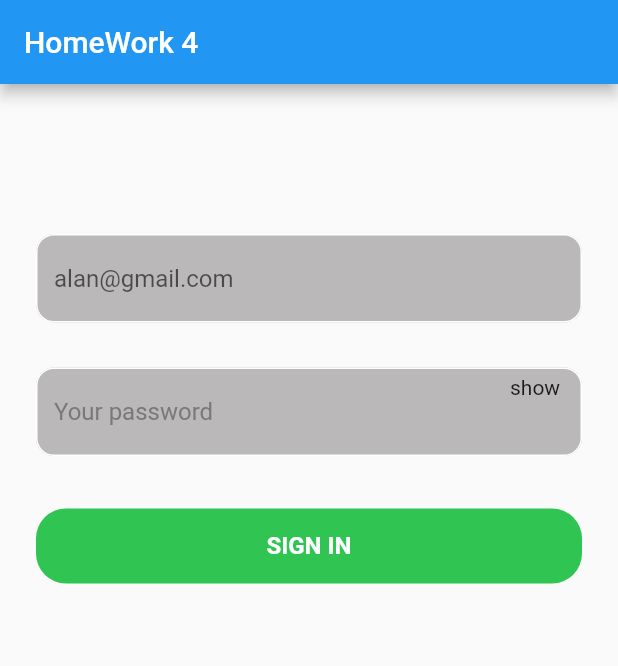
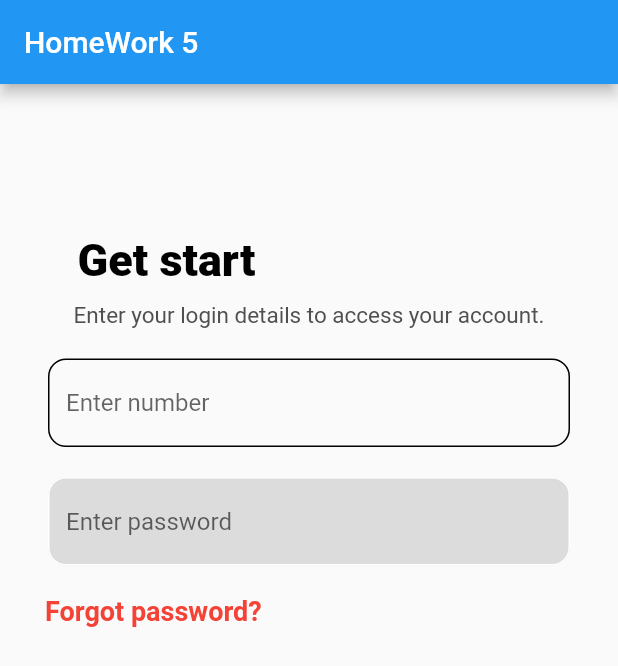
Before and after one commit to sardorergashaliyev/6-Homework, a Flutter app: the screen it shows after launch, on a phone screen of 412 x 824 dp. Shown: the top 666 px of the screen. Run offline on Flutter 3.47's test engine with Material 2 defaults, Android fonts, the phone set to English and light mode, and no system bars; Roboto replaces fonts that are missing (Sono, Times).

Commit message:
HomeWork 5

```diff
--- /dev/null
+++ b/lib/6.5.dart
@@ -0,0 +1,93 @@
+import 'package:flutter/material.dart';
+
+class Fifrh extends StatelessWidget {
+  const Fifrh({super.key});
+
+  @override
+  Widget build(BuildContext context) {
+    return MaterialApp(
+      home: Scaffold(
+        appBar: AppBar(
+          title: const Text('HomeWork 5'),
+        ),
+        body: Container(
+          child: Column(
+            children: [
+              Container(
+                margin: const EdgeInsets.only(top: 100, right: 190),
+                child: const Text(
+                  'Get start',
+                  style: TextStyle(
+                      fontFamily: 'Times',
+                      fontSize: 30,
+                      color: Colors.black,
+                      fontWeight: FontWeight.w800),
+                ),
+              ),
+              Container(
+                margin: EdgeInsets.only(top: 10),
+                child: const Text(
+                  'Enter your login details to access your account.',
+                  style: TextStyle(
+                      fontFamily: 'Sono',
+                      fontSize: 15,
+                      color: Color.fromARGB(255, 79, 79, 79)),
+                ),
+              ),
+              Container(
+                margin: const EdgeInsets.only(top: 20),
+                padding: const EdgeInsets.symmetric(horizontal: 32),
+                child: TextFormField(
+                  keyboardType: TextInputType.number,
+                  decoration: const InputDecoration(
+                    hintText: 'Enter number',
+                    border: OutlineInputBorder(
+                      borderRadius: BorderRadius.all(Radius.circular(12)),
+                    ),
+                    enabledBorder: OutlineInputBorder(
+                        borderRadius: BorderRadius.all(Radius.circular(12))),
+                    focusedBorder: OutlineInputBorder(
+                        borderRadius: BorderRadius.all(Radius.circular(12)),
+                        borderSide: BorderSide()),
+                  ),
+                ),
+              ),
+              Container(
+                margin: const EdgeInsets.only(top: 20),
+                padding: const EdgeInsets.symmetric(horizontal: 32),
+                child: TextFormField(
+                  keyboardType: TextInputType.number,
+                  decoration: const InputDecoration(
+                    filled: true,
+                    fillColor: Color.fromARGB(255, 221, 220, 220),
+                    hintText: 'Enter password',
+                    border: OutlineInputBorder(
+                      borderRadius: BorderRadius.all(Radius.circular(12)),
+                      borderSide:
+                          BorderSide(color: Color.fromARGB(255, 255, 255, 255)),
+                    ),
+                    enabledBorder: OutlineInputBorder(
+                      borderRadius: BorderRadius.all(Radius.circular(12)),
+                      borderSide:
+                          BorderSide(color: Color.fromARGB(255, 255, 255, 255)),
+                    ),
+                    focusedBorder: OutlineInputBorder(
+                        borderRadius: BorderRadius.all(Radius.circular(12))),
+                  ),
+                ),
+              ),
+              Row(
+                children: [
+                  Container(
+                    margin: EdgeInsets.only(top: 20, left: 30),
+                    child: const Text('Forgot password?',style: TextStyle(color: Colors.red, fontWeight: FontWeight.w700, fontSize: 18),),
+                  )
+                ],
+              )
+            ],
+          ),
+        ),
+      ),
+    );
+  }
+}
--- a/lib/main.dart
+++ b/lib/main.dart
@@ -4,7 +4,8 @@ import '6.1.dart';
 import '6.2.dart';
 import '6.3.dart';
 import '6.4.dart';
+import '6.5.dart';
 
 void main() {
-  runApp(const Fourth());
+  runApp(const Fifrh());
 }
```
